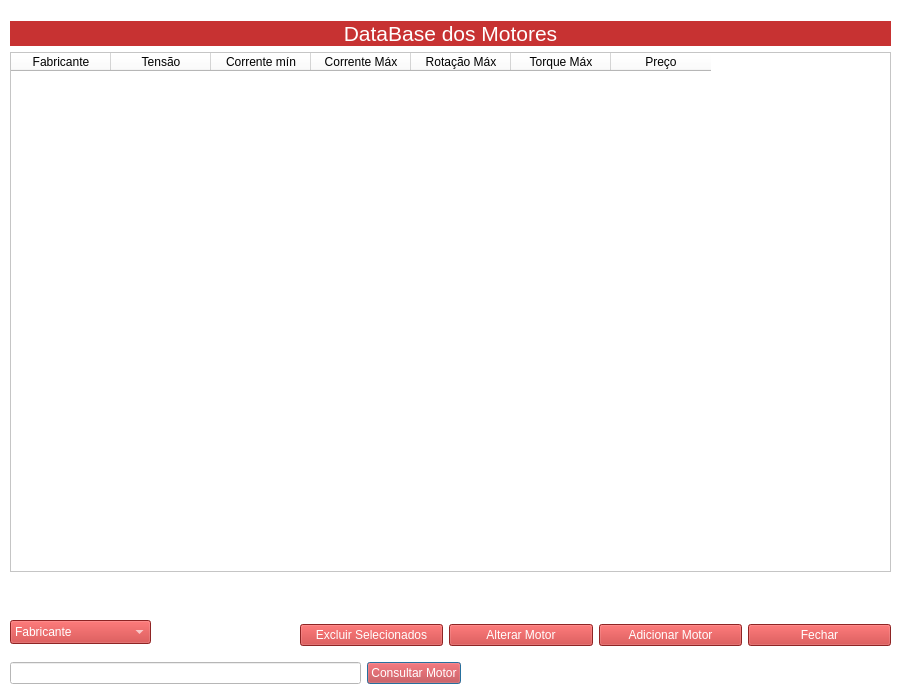
This is RinoMotoresV3/motoreswindow.ui in RPerobeli/RinoMotores as Qt 5 draws it before an edit. The edited form follows.
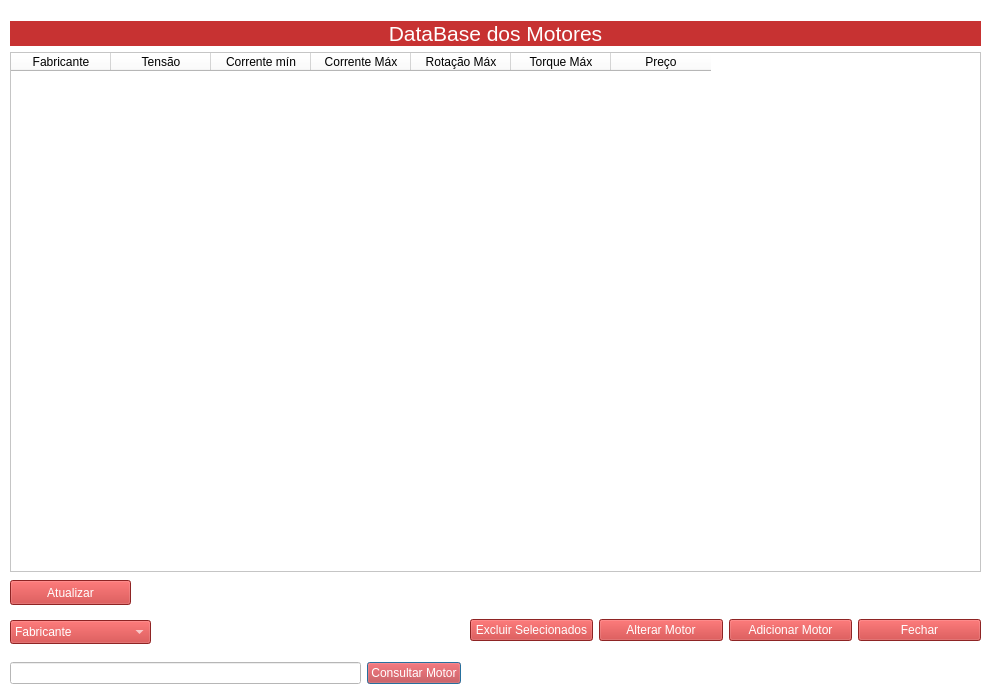
This is the edited form.

```diff
--- a/RinoMotoresV3/motoreswindow.ui
+++ b/RinoMotoresV3/motoreswindow.ui
@@ -6,8 +6,8 @@
    <rect>
     <x>0</x>
     <y>0</y>
-    <width>900</width>
-    <height>695</height>
+    <width>990</width>
+    <height>694</height>
    </rect>
   </property>
   <property name="windowTitle">
@@ -89,10 +89,10 @@
   <widget class="QWidget" name="layoutWidget_3">
    <property name="geometry">
     <rect>
-     <x>300</x>
-     <y>610</y>
-     <width>591</width>
-     <height>51</height>
+     <x>470</x>
+     <y>600</y>
+     <width>511</width>
+     <height>61</height>
     </rect>
    </property>
    <layout class="QHBoxLayout" name="horizontalLayout">
@@ -142,12 +142,12 @@
     </item>
    </layout>
   </widget>
-  <widget class="QWidget" name="">
+  <widget class="QWidget" name="layoutWidget">
    <property name="geometry">
     <rect>
      <x>10</x>
      <y>21</y>
-     <width>881</width>
+     <width>971</width>
      <height>551</height>
     </rect>
    </property>
@@ -215,6 +215,23 @@
     </item>
    </layout>
   </widget>
+  <widget class="QPushButton" name="Btn_Atualizar">
+   <property name="geometry">
+    <rect>
+     <x>10</x>
+     <y>580</y>
+     <width>121</width>
+     <height>25</height>
+    </rect>
+   </property>
+   <property name="styleSheet">
+    <string notr="true">background-color:#c73232;
+color:#fff;</string>
+   </property>
+   <property name="text">
+    <string>Atualizar</string>
+   </property>
+  </widget>
  </widget>
  <resources/>
  <connections/>
```
